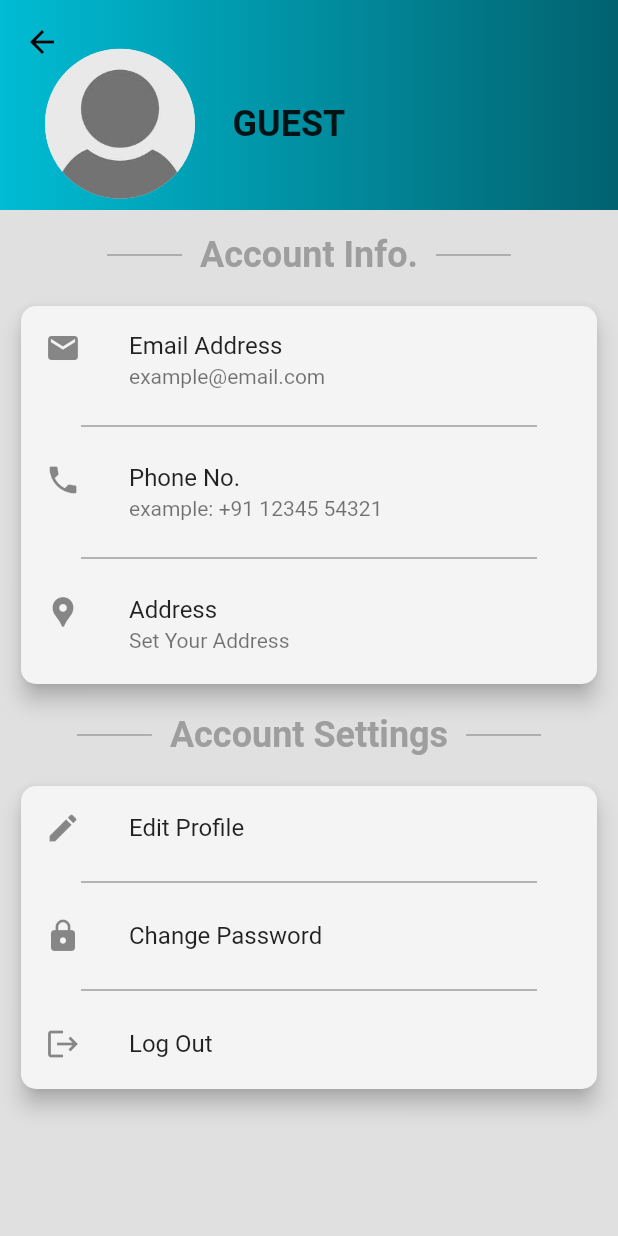
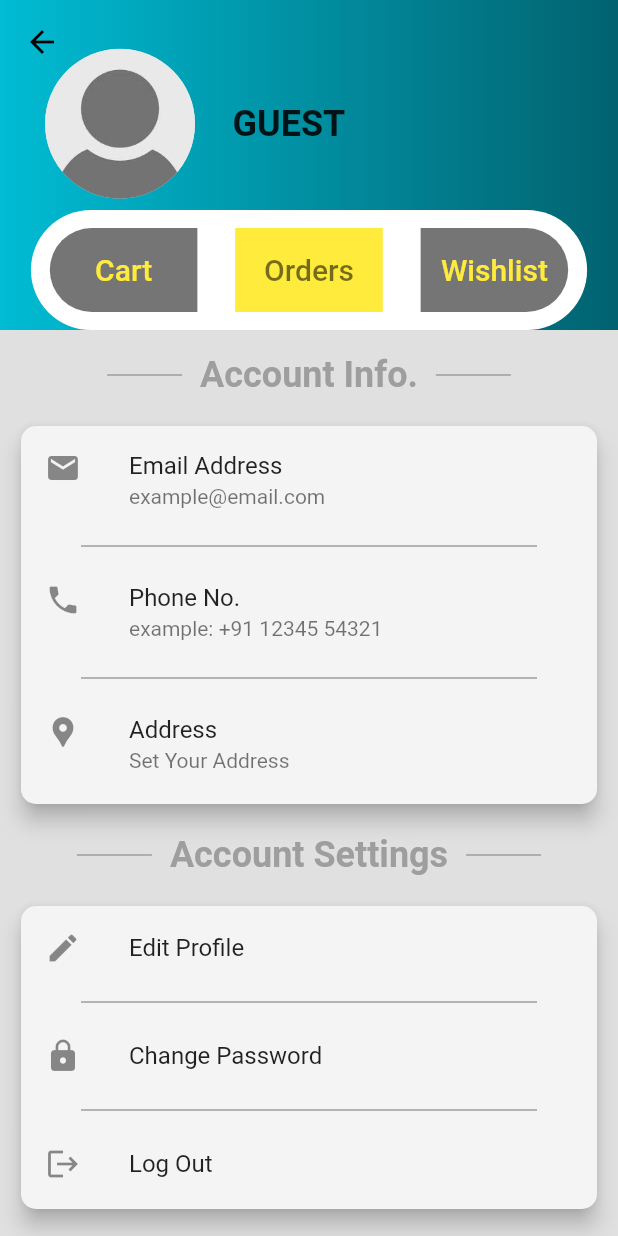
Before and after one commit to Rishika1412/multi_store, a Flutter app: the ProfileScreen screen opened directly, on a phone screen of 412 x 824 dp. Run offline on Flutter 3.47's test engine with Material 2 defaults, Android fonts, the phone set to English and light mode, and no system bars; our stand-ins replace animated_text_kit, badges, cloud_firestore, expandable, firebase_auth, firebase_core and 12 more; missing offline and left inert: country_state_city_picker, flutter_stripe, staggered_grid_view_flutter; accounts and stored records are empty; project files that could hold a hidden picture were left out.

Commit message:
second commit

```diff
--- a/lib/main_screens/profile.dart
+++ b/lib/main_screens/profile.dart
@@ -139,7 +139,104 @@ class _ProfileScreenState extends State<ProfileScreen> {
                       ),
                     ),
                     SliverToBoxAdapter(
-                      child: Container(
+                        child: Column(
+                      children: [
+                        Container(
+                          height: 80,
+                          width: MediaQuery.of(context).size.width * 0.9,
+                          decoration: BoxDecoration(
+                              color: Colors.white,
+                              borderRadius: BorderRadius.circular(50)),
+                          child: Row(
+                            mainAxisAlignment: MainAxisAlignment.spaceAround,
+                            children: [
+                              Container(
+                                decoration: const BoxDecoration(
+                                    color: Colors.black54,
+                                    borderRadius: BorderRadius.only(
+                                        topLeft: Radius.circular(30),
+                                        bottomLeft: Radius.circular(30))),
+                                child: TextButton(
+                                  child: SizedBox(
+                                    height: 40,
+                                    width:
+                                        MediaQuery.of(context).size.width * 0.2,
+                                    child: const Center(
+                                      child: Text(
+                                        'Cart',
+                                        style: TextStyle(
+                                            color: Colors.yellow, fontSize: 20),
+                                      ),
+                                    ),
+                                  ),
+                                  onPressed: () {
+                                    Navigator.push(
+                                        context,
+                                        MaterialPageRoute(
+                                            builder: (context) =>
+                                                const CartScreen(
+                                                  back: AppBarBackButton(),
+                                                )));
+                                  },
+                                ),
+                              ),
+                              Container(
+                                color: Colors.yellow,
+                                child: TextButton(
+                                  child: SizedBox(
+                                    height: 40,
+                                    width:
+                                        MediaQuery.of(context).size.width * 0.2,
+                                    child: const Center(
+                                      child: Text(
+                                        'Orders',
+                                        style: TextStyle(
+                                            color: Colors.black54,
+                                            fontSize: 20),
+                                      ),
+                                    ),
+                                  ),
+                                  onPressed: () {
+                                    Navigator.push(
+                                        context,
+                                        MaterialPageRoute(
+                                            builder: (context) =>
+                                                const CustomerOrders()));
+                                  },
+                                ),
+                              ),
+                              Container(
+                                decoration: const BoxDecoration(
+                                    color: Colors.black54,
+                                    borderRadius: BorderRadius.only(
+                                        topRight: Radius.circular(30),
+                                        bottomRight: Radius.circular(30))),
+                                child: TextButton(
+                                  child: SizedBox(
+                                    height: 40,
+                                    width:
+                                        MediaQuery.of(context).size.width * 0.2,
+                                    child: const Center(
+                                      child: Text(
+                                        'Wishlist',
+                                        style: TextStyle(
+                                            color: Colors.yellow, fontSize: 20),
+                                      ),
+                                    ),
+                                  ),
+                                  onPressed: () {
+                                    Navigator.push(
+                                        context,
+                                        MaterialPageRoute(
+                                            builder: (context) =>
+                                                const WishlistScreen()));
+                                  },
+                                ),
+                              )
+                            ],
+                          ),
+                        ),
+                        Container(
                           padding: const EdgeInsets.only(top: 10),
                           color: Colors.grey.shade300,
                           child: Column(
@@ -157,8 +254,8 @@ class _ProfileScreenState extends State<ProfileScreen> {
                                         height: 260,
                                         child: Card(
                                           elevation: 6,
-                                        color:
-                                            Color.fromARGB(255, 245, 244, 244),
+                                          color: Color.fromARGB(
+                                              255, 245, 244, 244),
                                           shape: RoundedRectangleBorder(
                                               borderRadius:
                                                   BorderRadius.circular(10)),
@@ -179,14 +276,17 @@ class _ProfileScreenState extends State<ProfileScreen> {
                                                   title: 'Phone No.'),
                                               const GreyDivider(),
                                               RepeatedListTile(
-                                              onPressed: FirebaseAuth.instance
-                                                      .currentUser!.isAnonymous
+                                                onPressed: FirebaseAuth
+                                                        .instance
+                                                        .currentUser!
+                                                        .isAnonymous
                                                     ? null
                                                     : () {
                                                         Navigator.push(
                                                             context,
                                                             MaterialPageRoute(
-                                                              builder: (context) =>
+                                                                builder:
+                                                                    (context) =>
                                                                         const AddressBook()));
                                                       },
                                                 title: 'Address',
@@ -212,8 +312,8 @@ class _ProfileScreenState extends State<ProfileScreen> {
                                           shape: RoundedRectangleBorder(
                                               borderRadius:
                                                   BorderRadius.circular(10)),
-                                        color:
-                                            Color.fromARGB(255, 245, 244, 244),
+                                          color: Color.fromARGB(
+                                              255, 245, 244, 244),
                                           child: Column(
                                             children: [
                                               RepeatedListTile(
@@ -261,7 +361,8 @@ class _ProfileScreenState extends State<ProfileScreen> {
                                                                     microseconds:
                                                                         100))
                                                             .whenComplete(() {
-                                                        Navigator.pop(context);
+                                                          Navigator.pop(
+                                                              context);
                                                           Navigator
                                                               .pushReplacementNamed(
                                                                   context,
@@ -281,7 +382,8 @@ class _ProfileScreenState extends State<ProfileScreen> {
                             ],
                           ),
                         ),
-                    )
+                      ],
+                    ))
                   ],
                 ),
               ],
--- a/lib/minor_screens/payment_screen.dart
+++ b/lib/minor_screens/payment_screen.dart
@@ -12,7 +12,7 @@ import 'package:multi_store/widgets/cyan_button.dart';
 import 'package:provider/provider.dart';
 import 'package:uuid/uuid.dart';
 import 'package:sn_progress_dialog/sn_progress_dialog.dart';
-
+import 'package:flutter_stripe/flutter_stripe.dart';
 //import 'package:http/http.dart' as http;
 
 class PaymentScreen extends StatefulWidget {
--- /dev/null
+++ b/lib/providers/stripe_id.dart
@@ -0,0 +1,4 @@
+const stripePublishableKey =
+    'pk_test_51MuhXwSHgbYi64e3o3VsXJInjqmn2y3n3aVbQKSh4zT7tM979u19ynVO0MwxniZyjpmxUW0geIjZnd5AegqKfZft00JOaNJJZC';
+const stripesecretKey =
+    'sk_test_51MuhXwSHgbYi64e3iEfokC2OJzuu13pvOlugdeCCeuQRTpKma0IbqPs4Yu4M4FJLzEf2RfzVLbeWZV95aWVH5jbH00G0ojxN8P';
--- a/pubspec.yaml
+++ b/pubspec.yaml
@@ -58,6 +58,7 @@ dependencies:
   sn_progress_dialog: ^1.0.8
   staggered_grid_view_flutter: ^0.0.4
   uuid: ^3.0.6
+  flutter_stripe: ^9.0.0+1
 
 dev_dependencies:
   flutter_lints: ^2.0.0
```
Also changed, not shown: pubspec.lock, 1 other file. Lines whose indentation alone changed are shown as unchanged.
